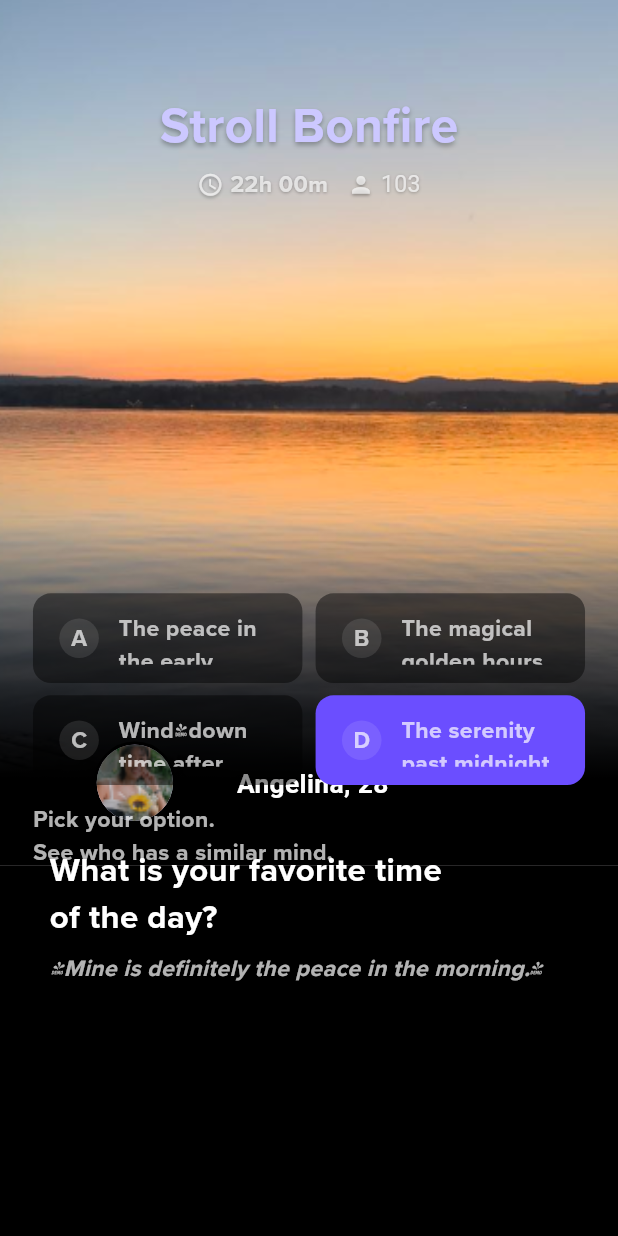
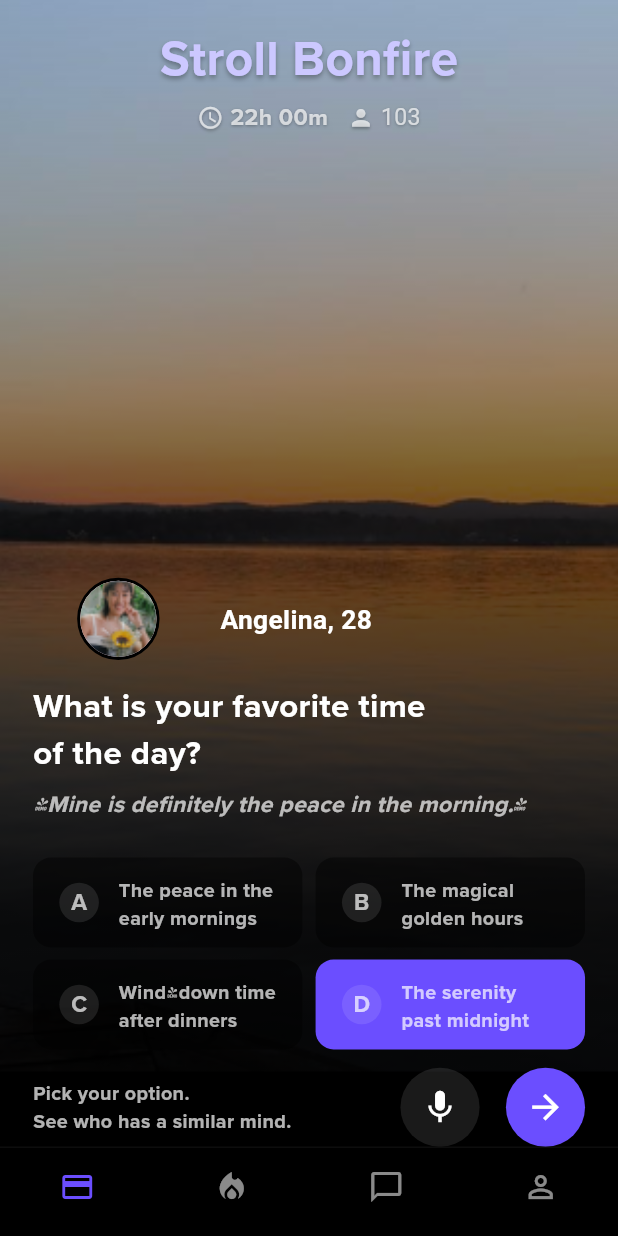
Before and after one commit to trick4u/stroll, a Flutter app: the screen it shows after launch, on a phone screen of 412 x 824 dp. Run offline on Flutter 3.47's test engine with Material 3 defaults, Android fonts, the phone set to English and light mode, and no system bars.

Commit message:
mainLayout

```diff
--- a/lib/pages/home_page.dart
+++ b/lib/pages/home_page.dart
@@ -13,16 +13,12 @@
   Widget build(BuildContext context) {
     ScaleUtil.init(context);
     return Scaffold(
-      // backgroundColor: AppColors.darkColor,
+      backgroundColor: Colors.black,
       body: Stack(
         children: [
-          Column(
-            mainAxisAlignment: MainAxisAlignment.start,
-            crossAxisAlignment: CrossAxisAlignment.start,
-            children: [
-              Container(
-                height: ScaleUtil.proportionalHeight(70),
-                width: ScaleUtil.fullWidth,
+          // Background Image with Gradient
+          Positioned.fill(
+            child: Container(
               decoration: BoxDecoration(
                 image: DecorationImage(
                   image: AssetImage('assets/sunset.png'),
@@ -33,30 +29,162 @@
                 decoration: BoxDecoration(
                   gradient: LinearGradient(
                     colors: [
-                        Colors.black,
+                      Colors.black.withOpacity(0.9),
+                      Colors.black.withOpacity(0.5),
                       Colors.transparent,
                     ],
                     begin: Alignment.bottomCenter,
                     end: Alignment.topCenter,
-                      stops: [0.1, 0.4],
+                    stops: const [0.2, 0.6, 1.0],
                   ),
                 ),
               ),
             ),
-              Expanded(
-                child: Container(
-                  margin: EdgeInsets.zero,
-                  decoration: BoxDecoration(color: Colors.black),
           ),
-              )
+
+          // Content Container
+          SafeArea(
+            child: Column(
+              mainAxisAlignment: MainAxisAlignment.end,
+              children: [
+                // Top Section (Title)
+                Padding(
+                  padding: EdgeInsets.only(top: ScaleUtil.height(16)),
+                  child: const TitleBox(),
+                ),
+
+                // Spacer to push content to bottom half
+                const Spacer(),
+
+                // Bottom Half Content
+                Container(
+                  // Takes bottom 60% of screen
+                  child: Padding(
+                    padding: EdgeInsets.symmetric(
+                      horizontal: ScaleUtil.width(20),
+                    ),
+                    child: Column(
+                      mainAxisAlignment: MainAxisAlignment.start,
+                      crossAxisAlignment: CrossAxisAlignment.start,
+                      children: [
+                        const ProfileImageBox(),
+                        SizedBox(height: ScaleUtil.height(24)),
+                        const OptionsGrid(),
+                        const ActionButtons(),
                       ],
                     ),
-          TitleBox(),
-          // Profile Section
-          ProfileImageBox(),
-            OptionsGrid(),
+                  ),
+                ),
               ],
+            ),
+          ),
+        ],
+      ),
+      bottomNavigationBar: const CustomBottomNavBar(),
+    );
+  }
+}
+
+class CustomBottomNavBar extends StatelessWidget {
+  const CustomBottomNavBar({super.key});
+
+  @override
+  Widget build(BuildContext context) {
+    return Container(
+      decoration: BoxDecoration(
+        color: Colors.black,
+        border: Border(
+          top: BorderSide(
+            color: Colors.white.withOpacity(0.1),
+            width: 0.5,
+          ),
+        ),
+      ),
+      child: BottomNavigationBar(
+        backgroundColor: Colors.transparent,
+        type: BottomNavigationBarType.fixed,
+        showSelectedLabels: false,
+        showUnselectedLabels: false,
+        items: const [
+          BottomNavigationBarItem(
+            icon: Icon(Icons.credit_card),
+            label: '',
+          ),
+          BottomNavigationBarItem(
+            icon: Icon(Icons.local_fire_department),
+            label: '',
+          ),
+          BottomNavigationBarItem(
+            icon: Icon(Icons.chat_bubble_outline),
+            label: '',
+          ),
+          BottomNavigationBarItem(
+            icon: Icon(Icons.person_outline),
+            label: '',
+          ),
+        ],
+        selectedItemColor: Color(0xFF6B4EFF),
+        unselectedItemColor: Colors.white54,
       ),
     );
   }
 }
+
+class ActionButtons extends StatelessWidget {
+  const ActionButtons({super.key});
+
+  @override
+  Widget build(BuildContext context) {
+    return Row(
+      children: [
+        Column(
+          crossAxisAlignment: CrossAxisAlignment.start,
+          children: [
+            Text(
+              'Pick your option.',
+              style: TextStyle(
+                color: Colors.white70,
+                fontSize: ScaleUtil.fontSize(12),
+                fontFamily: 'ProximaNova',
+              ),
+            ),
+            Text(
+              'See who has a similar mind.',
+              style: TextStyle(
+                color: Colors.white70,
+                fontSize: ScaleUtil.fontSize(12),
+                fontFamily: 'ProximaNova',
+              ),
+            ),
+          ],
+        ),
+        Spacer(),
+        Container(
+          padding: EdgeInsets.all(ScaleUtil.width(12)),
+          decoration: BoxDecoration(
+            shape: BoxShape.circle,
+            color: Colors.white.withOpacity(0.1),
+          ),
+          child: Icon(
+            Icons.mic,
+            color: Colors.white,
+            size: ScaleUtil.scale(24),
+          ),
+        ),
+        SizedBox(width: ScaleUtil.width(16)),
+        Container(
+          padding: EdgeInsets.all(ScaleUtil.width(12)),
+          decoration: BoxDecoration(
+            shape: BoxShape.circle,
+            color: const Color(0xFF6B4EFF),
+          ),
+          child: Icon(
+            Icons.arrow_forward,
+            color: Colors.white,
+            size: ScaleUtil.scale(24),
+          ),
+        ),
+      ],
+    );
+  }
+}
--- a/lib/widgets/options_box.dart
+++ b/lib/widgets/options_box.dart
@@ -1,5 +1,3 @@
-
-
 import 'package:flutter/material.dart';
 
 import '../services/scaling.dart';
@@ -57,7 +55,7 @@
                 label,
                 style: TextStyle(
                   color: Colors.white70,
-                  fontSize: ScaleUtil.fontSize(14),
+                  fontSize: ScaleUtil.fontSize(12),
                   fontFamily: 'ProximaNova',
                 ),
               ),
--- a/lib/widgets/options_grid.dart
+++ b/lib/widgets/options_grid.dart
@@ -35,7 +35,7 @@
   @override
   Widget build(BuildContext context) {
     return Positioned(
-      top: ScaleUtil.proportionalHeight(48),
+      top: ScaleUtil.proportionalHeight(70),
       left: ScaleUtil.width(20),
       right: ScaleUtil.width(20),
       child: Column(
@@ -62,22 +62,6 @@
             ),
           ),
           SizedBox(height: ScaleUtil.height(12)),
-          Text(
-            'Pick your option.',
-            style: TextStyle(
-              color: Colors.white70,
-              fontSize: ScaleUtil.fontSize(14),
-              fontFamily: 'ProximaNova',
-            ),
-          ),
-          Text(
-            'See who has a similar mind.',
-            style: TextStyle(
-              color: Colors.white70,
-              fontSize: ScaleUtil.fontSize(14),
-              fontFamily: 'ProximaNova',
-            ),
-          ),
         ],
       ),
     );
```
Lines whose indentation alone changed are shown as unchanged.
